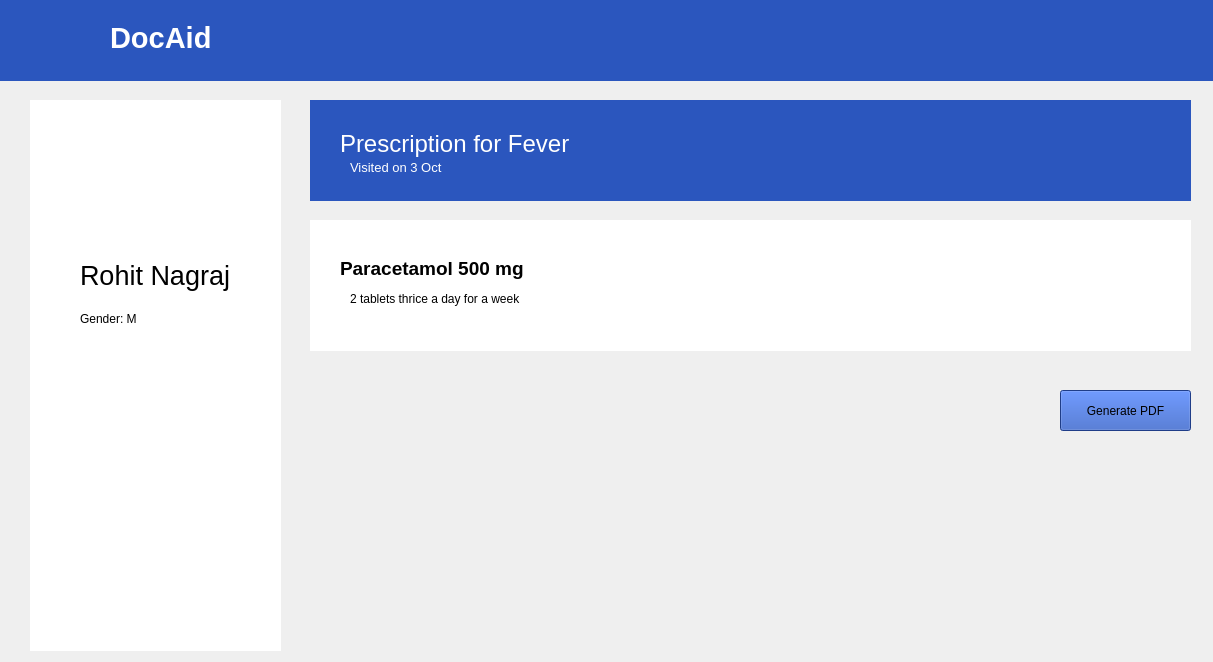
The window that UI/report.ui (DocAid/Desktop-Doctor) describes before a commit, drawn with Qt 5.
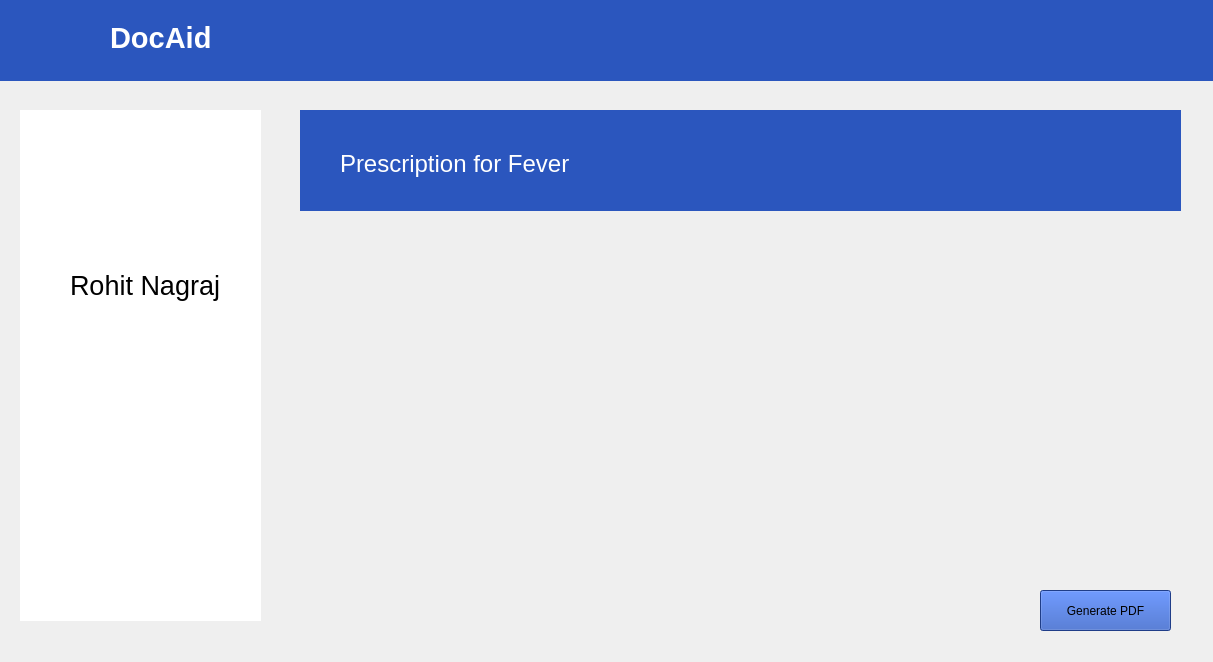
The same window after the commit. Icons and pictures are not drawn.

Diff of the .ui file:
```diff
--- a/UI/report.ui
+++ b/UI/report.ui
@@ -59,10 +59,10 @@
    <widget class="QWidget" name="widget_2" native="true">
     <property name="geometry">
      <rect>
-      <x>30</x>
-      <y>100</y>
-      <width>251</width>
-      <height>551</height>
+      <x>20</x>
+      <y>110</y>
+      <width>241</width>
+      <height>511</height>
      </rect>
     </property>
     <property name="styleSheet">
@@ -103,25 +103,12 @@
       <bool>false</bool>
      </property>
     </widget>
-    <widget class="QLabel" name="label_5">
-     <property name="geometry">
-      <rect>
-       <x>50</x>
-       <y>210</y>
-       <width>71</width>
-       <height>17</height>
-      </rect>
-     </property>
-     <property name="text">
-      <string>Gender: M</string>
-     </property>
-    </widget>
    </widget>
    <widget class="QWidget" name="widget_3" native="true">
     <property name="geometry">
      <rect>
-      <x>310</x>
-      <y>100</y>
+      <x>300</x>
+      <y>110</y>
       <width>881</width>
       <height>101</height>
      </rect>
@@ -132,9 +119,9 @@
     <widget class="QLabel" name="label_6">
      <property name="geometry">
       <rect>
-       <x>30</x>
-       <y>30</y>
-       <width>238</width>
+       <x>40</x>
+       <y>40</y>
+       <width>401</width>
        <height>28</height>
       </rect>
      </property>
@@ -142,64 +129,12 @@
       <string>&lt;html&gt;&lt;head/&gt;&lt;body&gt;&lt;p&gt;&lt;span style=&quot; font-size:18pt; color:#ffffff;&quot;&gt;Prescription for Fever&lt;/span&gt;&lt;/p&gt;&lt;/body&gt;&lt;/html&gt;</string>
      </property>
     </widget>
-    <widget class="QLabel" name="label_7">
-     <property name="geometry">
-      <rect>
-       <x>40</x>
-       <y>60</y>
-       <width>94</width>
-       <height>16</height>
-      </rect>
-     </property>
-     <property name="text">
-      <string>&lt;html&gt;&lt;head/&gt;&lt;body&gt;&lt;p&gt;&lt;span style=&quot; font-size:10pt; color:#ffffff;&quot;&gt;Visited on 3 Oct&lt;/span&gt;&lt;/p&gt;&lt;/body&gt;&lt;/html&gt;</string>
-     </property>
-    </widget>
-   </widget>
-   <widget class="QWidget" name="widget_4" native="true">
-    <property name="geometry">
-     <rect>
-      <x>310</x>
-      <y>220</y>
-      <width>881</width>
-      <height>131</height>
-     </rect>
-    </property>
-    <property name="styleSheet">
-     <string notr="true">background-color:rgb(255, 255, 255)</string>
-    </property>
-    <widget class="QLabel" name="label_8">
-     <property name="geometry">
-      <rect>
-       <x>30</x>
-       <y>37</y>
-       <width>183</width>
-       <height>22</height>
-      </rect>
-     </property>
-     <property name="text">
-      <string>&lt;html&gt;&lt;head/&gt;&lt;body&gt;&lt;p&gt;&lt;span style=&quot; font-size:14pt; font-weight:600;&quot;&gt;Paracetamol 500 mg&lt;/span&gt;&lt;/p&gt;&lt;/body&gt;&lt;/html&gt;</string>
-     </property>
-    </widget>
-    <widget class="QLabel" name="label_9">
-     <property name="geometry">
-      <rect>
-       <x>40</x>
-       <y>70</y>
-       <width>217</width>
-       <height>17</height>
-      </rect>
-     </property>
-     <property name="text">
-      <string>2 tablets thrice a day for a week</string>
-     </property>
-    </widget>
    </widget>
    <widget class="QPushButton" name="pushButton">
     <property name="geometry">
      <rect>
-      <x>1060</x>
-      <y>390</y>
+      <x>1040</x>
+      <y>590</y>
       <width>131</width>
       <height>41</height>
      </rect>
@@ -211,6 +146,19 @@
      <string>Generate PDF</string>
     </property>
    </widget>
+   <widget class="QLabel" name="pres">
+    <property name="geometry">
+     <rect>
+      <x>310</x>
+      <y>240</y>
+      <width>861</width>
+      <height>321</height>
+     </rect>
+    </property>
+    <property name="text">
+     <string/>
+    </property>
+   </widget>
   </widget>
  </widget>
  <resources/>
```
